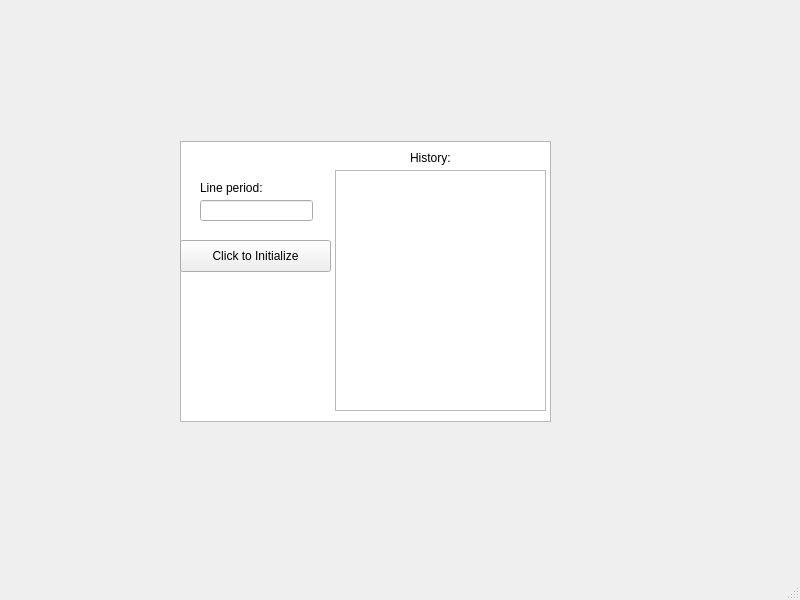
This is small_gui.ui in mys21/ASRC_TA as Qt 5 draws it before an edit. The edited form follows.
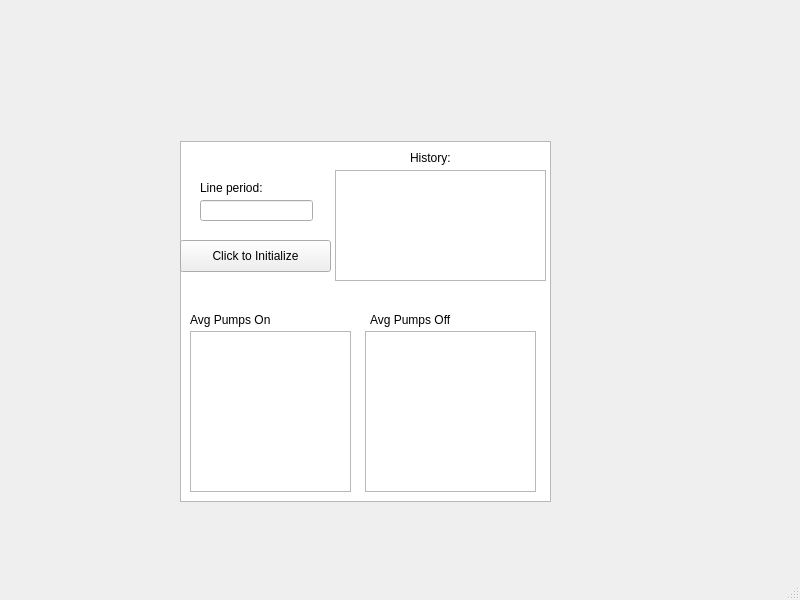
This is the edited form.

Commit message: added plots just to ui class

```diff
--- a/small_gui.ui
+++ b/small_gui.ui
@@ -20,7 +20,7 @@
       <x>180</x>
       <y>141</y>
       <width>371</width>
-      <height>281</height>
+      <height>361</height>
      </rect>
     </property>
    </widget>
@@ -43,7 +43,7 @@
       <x>335</x>
       <y>170</y>
       <width>211</width>
-      <height>241</height>
+      <height>111</height>
      </rect>
     </property>
    </widget>
@@ -86,6 +86,52 @@
      <string>Line period:</string>
     </property>
    </widget>
+   <widget class="QGraphicsView" name="pumpsOnPlot">
+    <property name="geometry">
+     <rect>
+      <x>190</x>
+      <y>331</y>
+      <width>161</width>
+      <height>161</height>
+     </rect>
+    </property>
+   </widget>
+   <widget class="QGraphicsView" name="pumpsOffPlot">
+    <property name="geometry">
+     <rect>
+      <x>365</x>
+      <y>331</y>
+      <width>171</width>
+      <height>161</height>
+     </rect>
+    </property>
+   </widget>
+   <widget class="QLabel" name="pumpOnLabel">
+    <property name="geometry">
+     <rect>
+      <x>190</x>
+      <y>310</y>
+      <width>151</width>
+      <height>20</height>
+     </rect>
+    </property>
+    <property name="text">
+     <string>Avg Pumps On</string>
+    </property>
+   </widget>
+   <widget class="QLabel" name="pumpOffLabel">
+    <property name="geometry">
+     <rect>
+      <x>370</x>
+      <y>310</y>
+      <width>161</width>
+      <height>20</height>
+     </rect>
+    </property>
+    <property name="text">
+     <string>Avg Pumps Off</string>
+    </property>
+   </widget>
   </widget>
   <widget class="QMenuBar" name="menubar">
    <property name="geometry">
```
Left out of the diff: 2 changed lines with no effect on the pictures. The commit also changes 1 other file.
